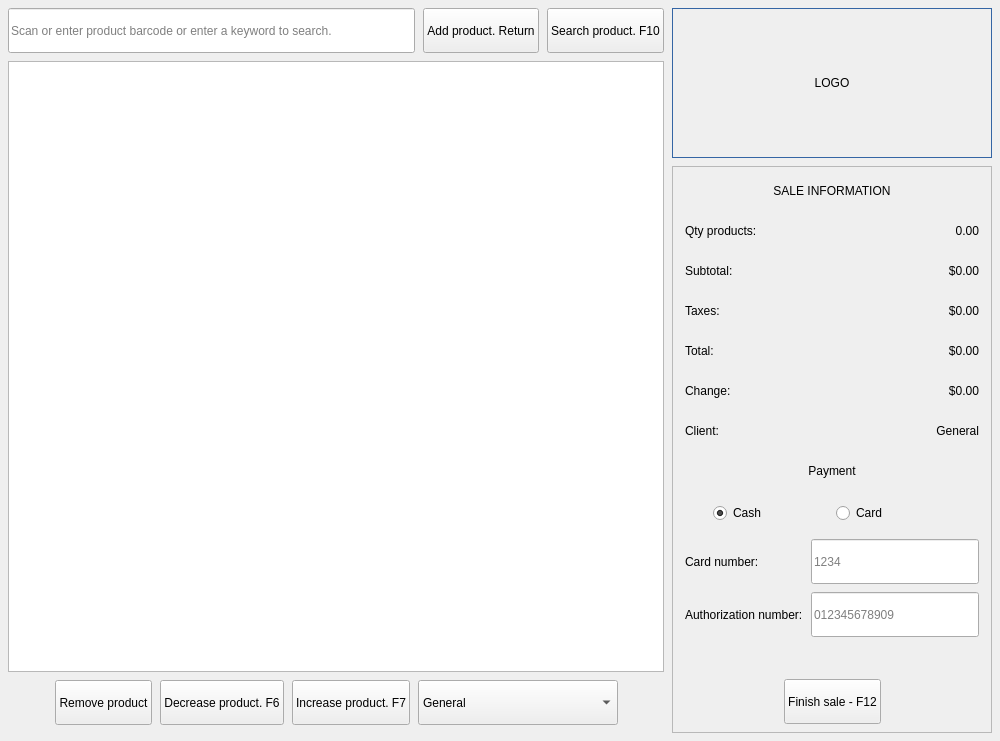
Before: the Qt Designer form src/ui/sales/saleswidget.ui in adanmercado/brookesiapos-client, drawn with Qt 5.
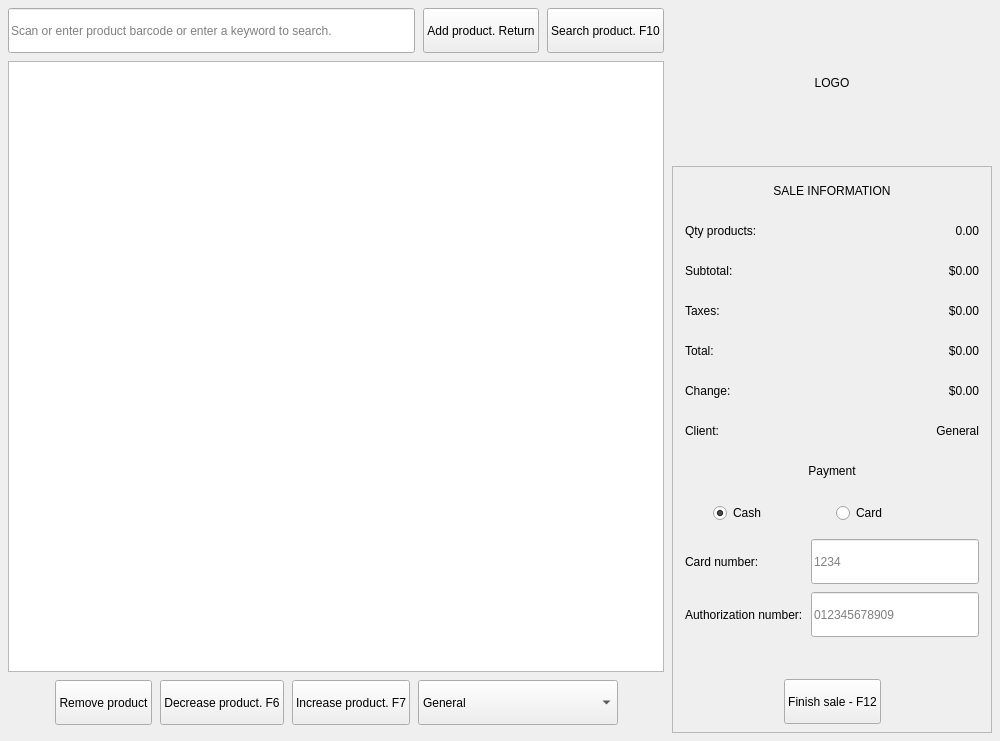
After: the same form once the commit is applied. Icons and pictures are not drawn.

Diff of the .ui file:
```diff
--- a/src/ui/sales/saleswidget.ui
+++ b/src/ui/sales/saleswidget.ui
@@ -310,7 +310,7 @@
         </size>
        </property>
        <property name="styleSheet">
-        <string notr="true">border: 1px solid rgb(52, 101, 164);</string>
+        <string notr="true"/>
        </property>
        <property name="text">
         <string>LOGO</string>
```
